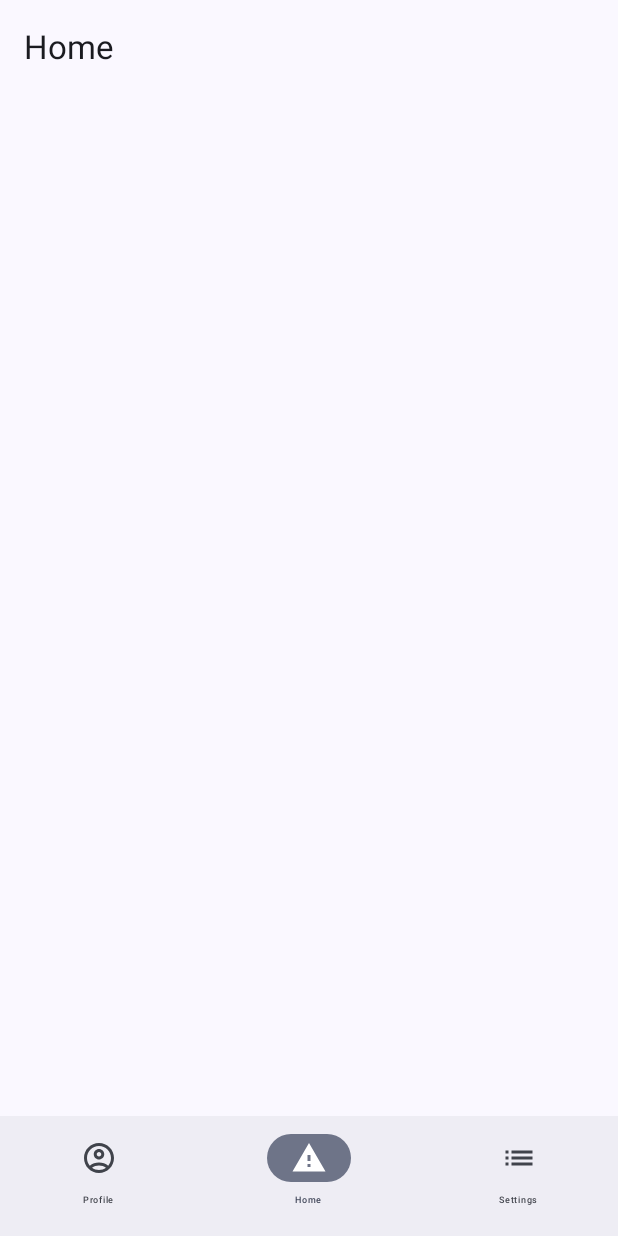
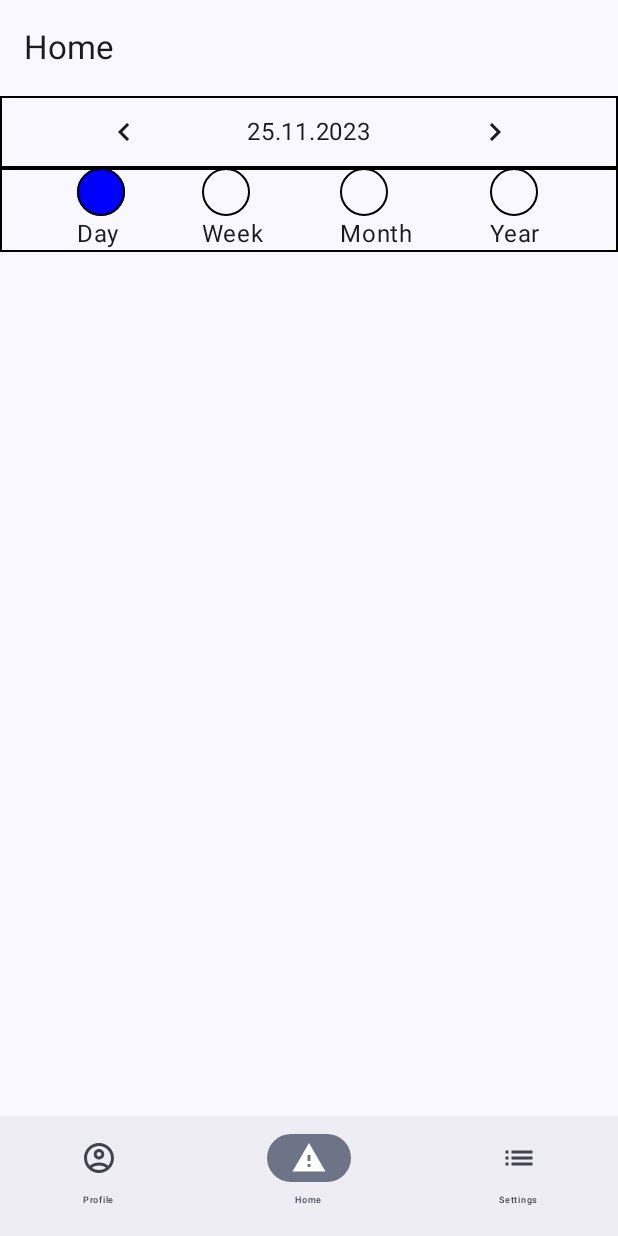
Before and after one commit to vanchess-git/EnergyWise, an Android app built with Jetpack Compose: the screen it shows after launch (MainActivity), item 2 of the bottom bar chosen, on a phone screen of 412 x 824 dp. Run offline under Robolectric (Android 15) with nearby library versions, the phone set to English and light mode, and no system bars.

Commit message:
time unit type selector done

```diff
--- /dev/null
+++ b/app/src/main/java/com/example/energywizeapp/ui/composables/TimeFrameTypeCard.kt
@@ -0,0 +1,50 @@
+package com.example.energywizeapp.ui.composables
+
+import androidx.compose.foundation.border
+import androidx.compose.foundation.layout.Column
+import androidx.compose.foundation.layout.height
+import androidx.compose.foundation.layout.width
+import androidx.compose.foundation.shape.CircleShape
+import androidx.compose.material3.Surface
+import androidx.compose.material3.Text
+import androidx.compose.runtime.Composable
+import androidx.compose.ui.Modifier
+import androidx.compose.ui.graphics.Color
+import androidx.compose.ui.tooling.preview.Preview
+import androidx.compose.ui.unit.dp
+
+data class TimeFrameTypeItem(
+    val timeType: String = "",
+    val visibleName: String = "",
+    val selectedColor: Color = Color(0xff0000ff),
+    val unselectedColor: Color = Color(0xfffffff)
+)
+
+@Preview(showBackground = true)
+@Composable
+fun TimeFrameTypeCard(
+    modifier: Modifier = Modifier,
+    timeFrameTypeItem: TimeFrameTypeItem = TimeFrameTypeItem(),
+    selectedTimeTypeIndex: Int = 1,
+    index: Int = 0,
+) {
+    Column(
+        modifier = Modifier
+    ) {
+        Surface(
+            modifier = Modifier
+                .height(32.dp)
+                .width(32.dp)
+                .border(shape = CircleShape, width = 1.dp, color = Color.Black),
+            color = if (index == selectedTimeTypeIndex) {
+                timeFrameTypeItem.selectedColor
+            } else {
+                timeFrameTypeItem.unselectedColor
+                   },
+            shape = CircleShape
+        ) {
+
+        }
+        Text(text = timeFrameTypeItem.visibleName)
+    }
+}
--- /dev/null
+++ b/app/src/main/java/com/example/energywizeapp/ui/composables/TimeFrameTypeSelector.kt
@@ -0,0 +1,46 @@
+package com.example.energywizeapp.ui.composables
+
+import androidx.compose.foundation.border
+import androidx.compose.foundation.layout.Arrangement
+import androidx.compose.foundation.layout.Row
+import androidx.compose.foundation.layout.fillMaxWidth
+import androidx.compose.material3.Surface
+import androidx.compose.runtime.Composable
+import androidx.compose.ui.Alignment
+import androidx.compose.ui.Modifier
+import androidx.compose.ui.graphics.Color
+import androidx.compose.ui.graphics.RectangleShape
+import androidx.compose.ui.tooling.preview.Preview
+import androidx.compose.ui.unit.dp
+
+@Preview(showBackground = true)
+@Composable
+fun TimeFrameTypeSelector(
+    modifier: Modifier = Modifier,
+    timeFrameType: String? = null,
+    onClick: () -> Unit? = {  },
+    listOfTimeTypes: List<TimeFrameTypeItem>? = null,
+    selectedTimeTypeIndex: Int = 1,
+) {
+    Surface(
+        modifier = modifier
+            .fillMaxWidth()
+            .border(shape = RectangleShape, width = 1.dp, color = Color.Black),
+    ) {
+        Row(
+            modifier = Modifier
+                .fillMaxWidth(),
+            verticalAlignment = Alignment.CenterVertically,
+            horizontalArrangement = Arrangement.SpaceEvenly,
+        ) {
+            listOfTimeTypes?.forEachIndexed { index, item ->
+                TimeFrameTypeCard(
+                    modifier = Modifier,
+                    timeFrameTypeItem = item,
+                    selectedTimeTypeIndex = selectedTimeTypeIndex,
+                    index = index,
+                    )
+            }
+        }
+    }
+}
--- a/app/src/main/java/com/example/energywizeapp/ui/navigation/mainNavigator/MainNavigator.kt
+++ b/app/src/main/java/com/example/energywizeapp/ui/navigation/mainNavigator/MainNavigator.kt
@@ -2,6 +2,7 @@
 
 package com.example.energywizeapp.ui.navigation.mainNavigator
 
+import androidx.compose.foundation.layout.Column
 import androidx.compose.foundation.layout.padding
 import androidx.compose.material.icons.Icons
 import androidx.compose.material.icons.filled.AccountCircle
@@ -30,6 +31,9 @@ import androidx.navigation.compose.NavHost
 import androidx.navigation.compose.composable
 import androidx.navigation.compose.rememberNavController
 import com.example.energywizeapp.ProfileDetails
+import com.example.energywizeapp.ui.composables.TimeFramePlusMinus
+import com.example.energywizeapp.ui.composables.TimeFrameTypeItem
+import com.example.energywizeapp.ui.composables.TimeFrameTypeSelector
 
 @Composable
 fun MainNavigator(
@@ -46,6 +50,30 @@ fun MainNavigator(
      *           make it show here too.
      *  route: is just for navigator to differentiate paths from each other.
      *  */
+
+    val listOfTimeTypes = listOf(
+        TimeFrameTypeItem(
+            timeType = "day",
+            visibleName = "Day",
+        ),
+        TimeFrameTypeItem(
+            timeType = "week",
+            visibleName = "Week",
+        ),
+        TimeFrameTypeItem(
+            timeType = "month",
+            visibleName = "Month",
+        ),
+        TimeFrameTypeItem(
+            timeType = "year",
+            visibleName = "Year",
+        ),
+    )
+
+    var selectedTimeTypeIndex by rememberSaveable {
+        mutableStateOf(0)
+    }
+
     val items = listOf(
         MainNavItem(
             title = "Profile",
@@ -138,7 +166,12 @@ fun MainNavigator(
         NavHost(navController = navController, startDestination = "home", Modifier.padding(innerPadding)) {
             composable("profile") { ProfileDetails() }
             // Function added here only for demonstrating purpose, will be deleted later from here and will be called from ProfileView
-            composable("home") { /*TODO: call the proper view composable */ }
+            composable("home") {4
+            Column {
+                TimeFramePlusMinus()
+                TimeFrameTypeSelector(listOfTimeTypes = listOfTimeTypes, selectedTimeTypeIndex = selectedTimeTypeIndex)
+            }
+            }
             composable("settings") { /*TODO: call the proper view composable */ }
         }
     }
```
